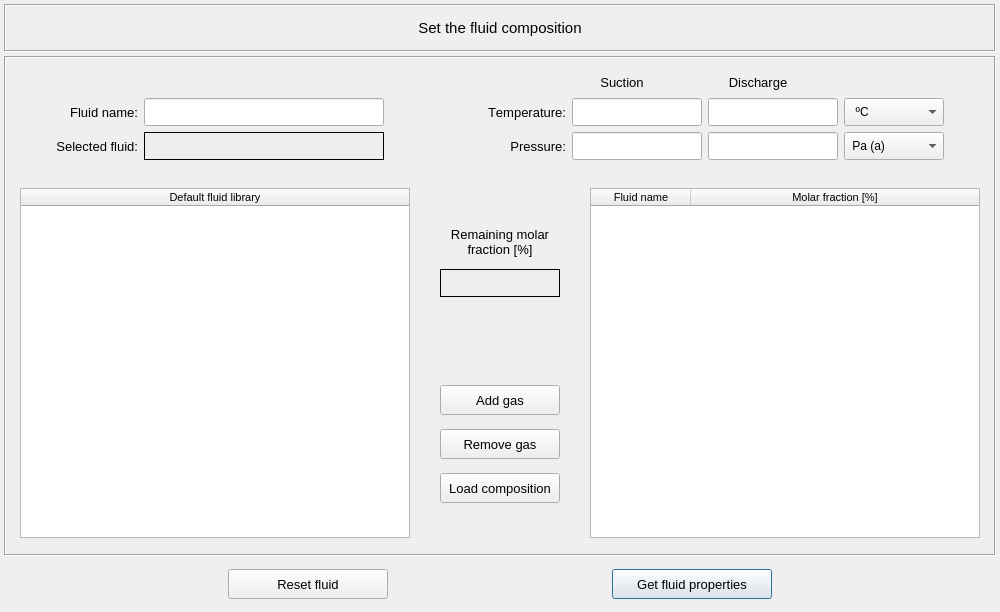
The window that pulse/interface/data/ui_files/model/setup/fluid/set_fluid_composition_input.ui (open-pulse/OpenPulse) describes before a commit, drawn with Qt 5.
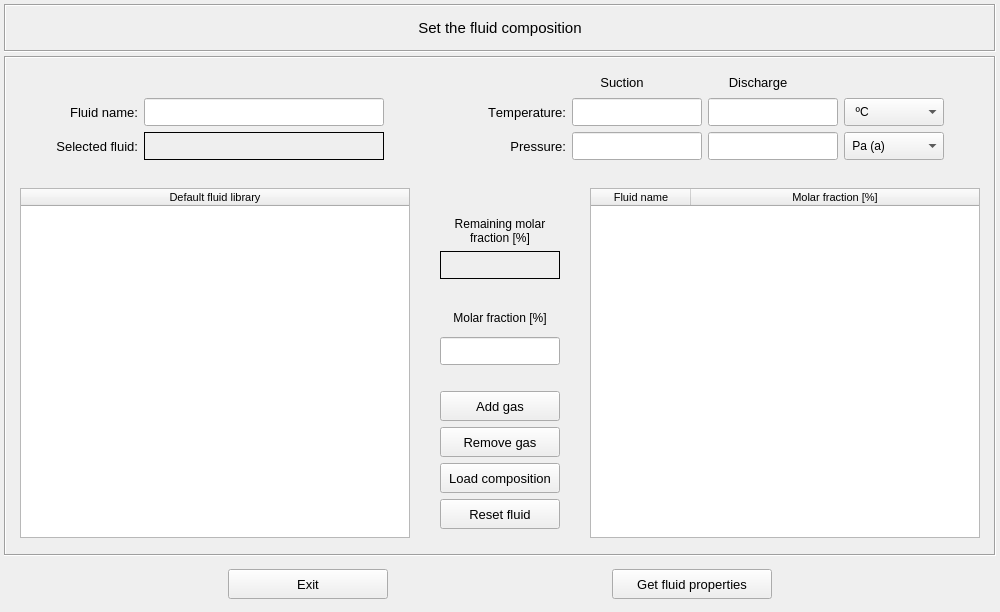
The same window after the commit.

Commit message: Adjust the fluid composition ui file

Patch:
```diff
--- a/pulse/interface/data/ui_files/model/setup/fluid/set_fluid_composition_input.ui
+++ b/pulse/interface/data/ui_files/model/setup/fluid/set_fluid_composition_input.ui
@@ -962,95 +962,8 @@
             <property name="frameShadow">
              <enum>QFrame::Raised</enum>
             </property>
-            <layout class="QGridLayout" name="gridLayout_16">
-             <property name="leftMargin">
-              <number>0</number>
-             </property>
-             <property name="topMargin">
-              <number>0</number>
-             </property>
-             <property name="rightMargin">
-              <number>0</number>
-             </property>
-             <property name="bottomMargin">
-              <number>0</number>
-             </property>
-             <property name="spacing">
-              <number>0</number>
-             </property>
-             <item row="6" column="0">
-              <spacer name="verticalSpacer_5">
-               <property name="orientation">
-                <enum>Qt::Vertical</enum>
-               </property>
-               <property name="sizeHint" stdset="0">
-                <size>
-                 <width>20</width>
-                 <height>40</height>
-                </size>
-               </property>
-              </spacer>
-             </item>
-             <item row="2" column="0">
-              <spacer name="verticalSpacer_6">
-               <property name="orientation">
-                <enum>Qt::Vertical</enum>
-               </property>
-               <property name="sizeHint" stdset="0">
-                <size>
-                 <width>20</width>
-                 <height>40</height>
-                </size>
-               </property>
-              </spacer>
-             </item>
-             <item row="4" column="0">
-              <spacer name="verticalSpacer_7">
-               <property name="orientation">
-                <enum>Qt::Vertical</enum>
-               </property>
-               <property name="sizeHint" stdset="0">
-                <size>
-                 <width>20</width>
-                 <height>40</height>
-                </size>
-               </property>
-              </spacer>
-             </item>
-             <item row="5" column="0">
-              <widget class="QFrame" name="frame_9">
-               <property name="minimumSize">
-                <size>
-                 <width>0</width>
-                 <height>140</height>
-                </size>
-               </property>
-               <property name="frameShape">
-                <enum>QFrame::NoFrame</enum>
-               </property>
-               <property name="frameShadow">
-                <enum>QFrame::Raised</enum>
-               </property>
-               <layout class="QGridLayout" name="gridLayout_17">
-                <property name="leftMargin">
-                 <number>4</number>
-                </property>
-                <property name="topMargin">
-                 <number>4</number>
-                </property>
-                <property name="rightMargin">
-                 <number>4</number>
-                </property>
-                <property name="bottomMargin">
-                 <number>0</number>
-                </property>
-                <property name="horizontalSpacing">
-                 <number>4</number>
-                </property>
-                <property name="verticalSpacing">
-                 <number>6</number>
-                </property>
-                <item row="0" column="0">
+            <layout class="QGridLayout" name="gridLayout_18">
+             <item row="8" column="0">
                  <widget class="QPushButton" name="pushButton_add_gas">
                   <property name="minimumSize">
                    <size>
@@ -1078,48 +991,61 @@
                   <property name="autoDefault">
                    <bool>false</bool>
                   </property>
-                  <property name="default">
-                   <bool>true</bool>
-                  </property>
-                 </widget>
-                </item>
-                <item row="1" column="0">
-                 <widget class="QPushButton" name="pushButton_remove_gas">
+              </widget>
+             </item>
+             <item row="6" column="0">
+              <widget class="QLineEdit" name="lineEdit_composition">
+               <property name="sizePolicy">
+                <sizepolicy hsizetype="Preferred" vsizetype="Preferred">
+                 <horstretch>0</horstretch>
+                 <verstretch>0</verstretch>
+                </sizepolicy>
+               </property>
+               <property name="minimumSize">
+                <size>
+                 <width>120</width>
+                 <height>28</height>
+                </size>
+               </property>
+               <property name="maximumSize">
+                <size>
+                 <width>120</width>
+                 <height>28</height>
+                </size>
+               </property>
+               <property name="alignment">
+                <set>Qt::AlignCenter</set>
+               </property>
+              </widget>
+             </item>
+             <item row="5" column="0">
+              <widget class="QLabel" name="label_6">
                   <property name="minimumSize">
                    <size>
                     <width>120</width>
-                    <height>30</height>
+                 <height>26</height>
                    </size>
                   </property>
                   <property name="maximumSize">
                    <size>
                     <width>120</width>
-                    <height>30</height>
+                 <height>26</height>
                    </size>
                   </property>
                   <property name="font">
                    <font>
-                    <pointsize>10</pointsize>
-                   </font>
-                  </property>
-                  <property name="styleSheet">
-                   <string notr="true"/>
-                  </property>
+                 <pointsize>9</pointsize>
+                </font>
+               </property>
                   <property name="text">
-                   <string>Remove gas</string>
-                  </property>
-                  <property name="autoDefault">
-                   <bool>false</bool>
-                  </property>
-                  <property name="default">
-                   <bool>false</bool>
-                  </property>
-                  <property name="status" stdset="0">
-                   <string>danger</string>
+                <string>Molar fraction [%]</string>
+               </property>
+               <property name="alignment">
+                <set>Qt::AlignCenter</set>
                   </property>
                  </widget>
                 </item>
-                <item row="2" column="0">
+             <item row="10" column="0">
                  <widget class="QPushButton" name="pushButton_load_composition">
                   <property name="minimumSize">
                    <size>
@@ -1147,40 +1073,98 @@
                   <property name="autoDefault">
                    <bool>false</bool>
                   </property>
-                  <property name="default">
+              </widget>
+             </item>
+             <item row="11" column="0">
+              <widget class="QPushButton" name="pushButton_reset_fluid">
+               <property name="minimumSize">
+                <size>
+                 <width>120</width>
+                 <height>30</height>
+                </size>
+               </property>
+               <property name="maximumSize">
+                <size>
+                 <width>120</width>
+                 <height>30</height>
+                </size>
+               </property>
+               <property name="font">
+                <font>
+                 <pointsize>10</pointsize>
+                </font>
+               </property>
+               <property name="styleSheet">
+                <string notr="true"/>
+               </property>
+               <property name="text">
+                <string>Reset fluid</string>
+               </property>
+               <property name="autoDefault">
                    <bool>false</bool>
                   </property>
                  </widget>
                 </item>
-               </layout>
+             <item row="9" column="0">
+              <widget class="QPushButton" name="pushButton_remove_gas">
+               <property name="minimumSize">
+                <size>
+                 <width>120</width>
+                 <height>30</height>
+                </size>
+               </property>
+               <property name="maximumSize">
+                <size>
+                 <width>120</width>
+                 <height>30</height>
+                </size>
+               </property>
+               <property name="font">
+                <font>
+                 <pointsize>10</pointsize>
+                </font>
+               </property>
+               <property name="styleSheet">
+                <string notr="true"/>
+               </property>
+               <property name="text">
+                <string>Remove gas</string>
+               </property>
+               <property name="autoDefault">
+                <bool>false</bool>
+               </property>
               </widget>
              </item>
-             <item row="1" column="0">
-              <widget class="QFrame" name="frame_11">
-               <property name="frameShape">
-                <enum>QFrame::NoFrame</enum>
+             <item row="7" column="0">
+              <spacer name="verticalSpacer_7">
+               <property name="orientation">
+                <enum>Qt::Vertical</enum>
                </property>
-               <property name="frameShadow">
-                <enum>QFrame::Raised</enum>
+               <property name="sizeHint" stdset="0">
+                <size>
+                 <width>20</width>
+                 <height>40</height>
+                </size>
                </property>
-               <layout class="QGridLayout" name="gridLayout_18">
-                <item row="0" column="0">
+              </spacer>
+             </item>
+             <item row="2" column="0">
                  <widget class="QLabel" name="label_title_remaining_fraction">
                   <property name="minimumSize">
                    <size>
                     <width>120</width>
-                    <height>42</height>
+                 <height>0</height>
                    </size>
                   </property>
                   <property name="maximumSize">
                    <size>
                     <width>120</width>
-                    <height>42</height>
+                 <height>36</height>
                    </size>
                   </property>
                   <property name="font">
                    <font>
-                    <pointsize>10</pointsize>
+                 <pointsize>9</pointsize>
                    </font>
                   </property>
                   <property name="text">
@@ -1195,7 +1179,7 @@
                   </property>
                  </widget>
                 </item>
-                <item row="1" column="0">
+             <item row="3" column="0">
                  <widget class="QLabel" name="label_remaining_composition">
                   <property name="minimumSize">
                    <size>
@@ -1216,7 +1200,8 @@
                    </font>
                   </property>
                   <property name="styleSheet">
-                   <string notr="true"/>
+                <string notr="true">QLineEdit{color: rgb(0, 0, 0); background-color: rgb(250, 250, 250)}
+QLineEdit:disabled{color: rgb(100, 100, 100); background-color: rgb(240, 240, 240)}</string>
                   </property>
                   <property name="frameShape">
                    <enum>QFrame::Box</enum>
@@ -1232,21 +1217,20 @@
                   </property>
                  </widget>
                 </item>
-               </layout>
-              </widget>
-             </item>
-             <item row="3" column="0">
-              <widget class="QFrame" name="frame_12">
-               <property name="frameShape">
-                <enum>QFrame::NoFrame</enum>
+             <item row="4" column="0">
+              <spacer name="verticalSpacer_6">
+               <property name="orientation">
+                <enum>Qt::Vertical</enum>
                </property>
-               <property name="frameShadow">
-                <enum>QFrame::Raised</enum>
+               <property name="sizeHint" stdset="0">
+                <size>
+                 <width>20</width>
+                 <height>40</height>
+                </size>
                </property>
-               <layout class="QGridLayout" name="gridLayout_19"/>
-              </widget>
+              </spacer>
              </item>
-             <item row="0" column="0">
+             <item row="1" column="0">
               <spacer name="verticalSpacer_8">
                <property name="orientation">
                 <enum>Qt::Vertical</enum>
@@ -1306,7 +1290,7 @@
        <number>0</number>
       </property>
       <item row="0" column="0">
-       <widget class="QPushButton" name="pushButton_reset_fluid">
+       <widget class="QPushButton" name="pushButton_exit">
         <property name="minimumSize">
          <size>
           <width>160</width>
@@ -1328,7 +1312,7 @@
          <string notr="true"/>
         </property>
         <property name="text">
-         <string>Reset fluid</string>
+         <string>Exit</string>
         </property>
         <property name="autoDefault">
          <bool>false</bool>
@@ -1367,7 +1351,7 @@
          <bool>false</bool>
         </property>
         <property name="default">
-         <bool>true</bool>
+         <bool>false</bool>
         </property>
        </widget>
       </item>
```
Left out of the diff: 9 changed lines with no effect on the pictures. Lines whose indentation alone changed are shown as unchanged.
